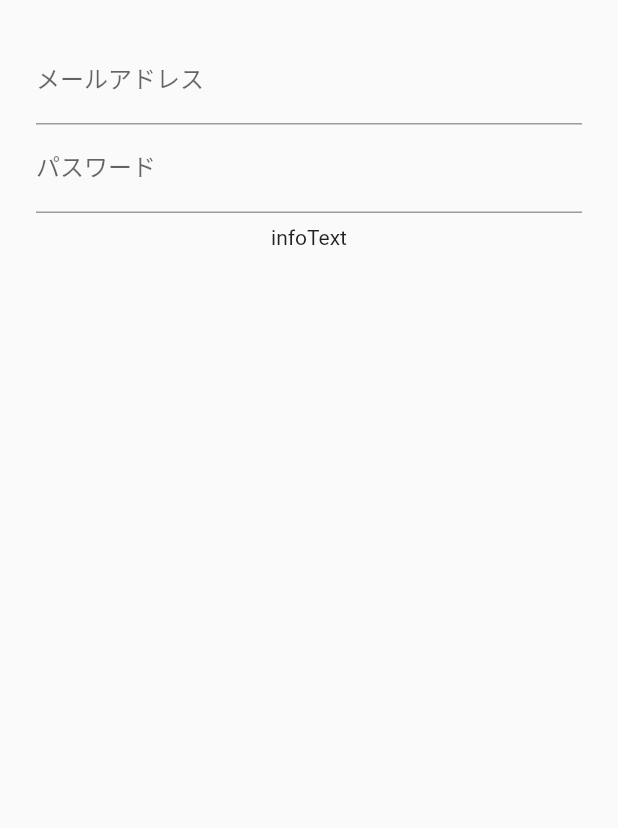
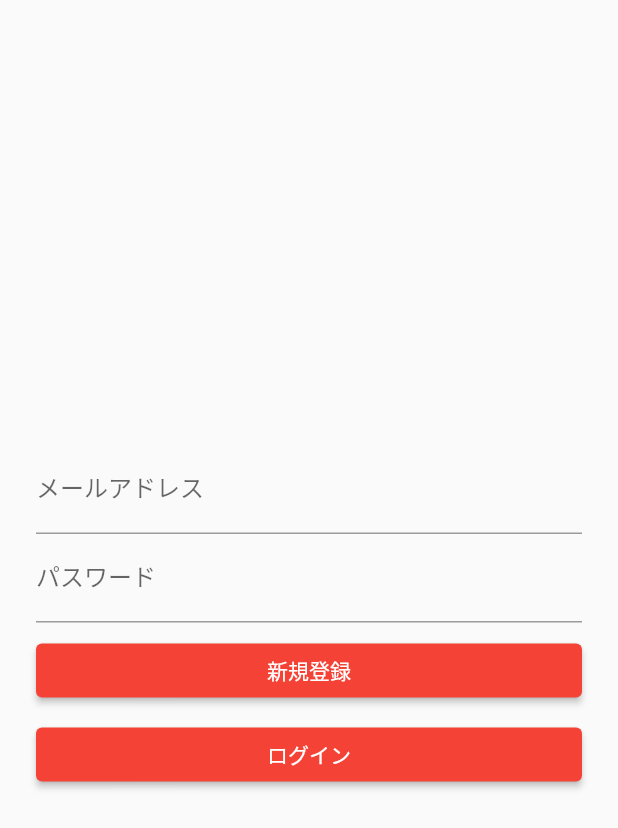
Before and after one commit to naokikubo2/BandcollaboApp, a Flutter app: the screen it shows after launch, on a phone screen of 412 x 824 dp. Shown: the top 828 px of the screen. Run offline on Flutter 3.47's test engine with Material 2 defaults, Android fonts, the phone set to English and light mode, and no system bars; our stand-ins replace cloud_firestore, firebase_core; accounts and stored records are empty.

Commit message:
e-mail login design #2

```diff
--- a/lib/View/login/login_page.dart
+++ b/lib/View/login/login_page.dart
@@ -7,8 +7,10 @@ class LoginPage extends StatelessWidget {
     return Scaffold(
       body: Center(
         child: Container(
+
           padding: EdgeInsets.all(24),
           child: Column(
+            mainAxisSize: MainAxisSize.min,
             children: [
               TextFormField(
                 decoration: InputDecoration(labelText: 'メールアドレス'),
@@ -16,10 +18,27 @@ class LoginPage extends StatelessWidget {
               TextFormField(
                 decoration: InputDecoration(labelText: 'パスワード'),
               ),
+              const SizedBox(height: 8),
               Container(
-                padding: EdgeInsets.all(8),
+                width: double.infinity,
                 // メッセージ表示
-                child: Text("infoText"),
+                child: ElevatedButton(
+                  onPressed: () {},
+                  child: Text(
+                    "新規登録"
+                  ),
+                )
+              ),
+              const SizedBox(height: 8),
+              Container(
+                  width: double.infinity,
+                  // メッセージ表示
+                  child: ElevatedButton(
+                    onPressed: () {},
+                    child: Text(
+                        "ログイン"
+                    ),
+                  )
               ),
             ],
           ),
```
